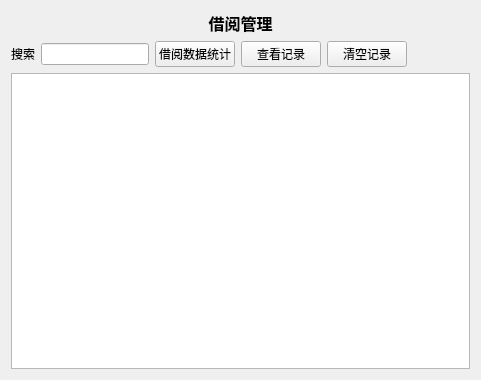
Old version of the form bookmgr/record.ui in the repository jiumo99/qt-demo-project.
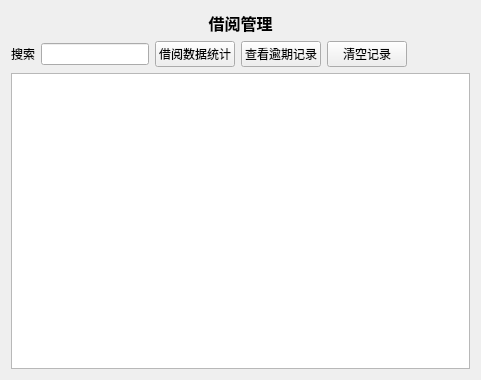
New version of the form.

Commit message: 完善修改了数据库表的结构，重新修改了代码，初步实现图书信息录入与维护、读者档案管理、借还书流程记录、借阅数据统计功能；后续调整细节和查看功能欠缺 的地方改进。

What changed in the file:
```diff
--- a/bookmgr/record.ui
+++ b/bookmgr/record.ui
@@ -46,7 +46,7 @@
          <item row="2" column="3">
           <widget class="QPushButton" name="btncheckrecord">
            <property name="text">
-            <string>查看记录</string>
+            <string>查看逾期记录</string>
            </property>
           </widget>
          </item>
```
The commit also changes 16 other files.
